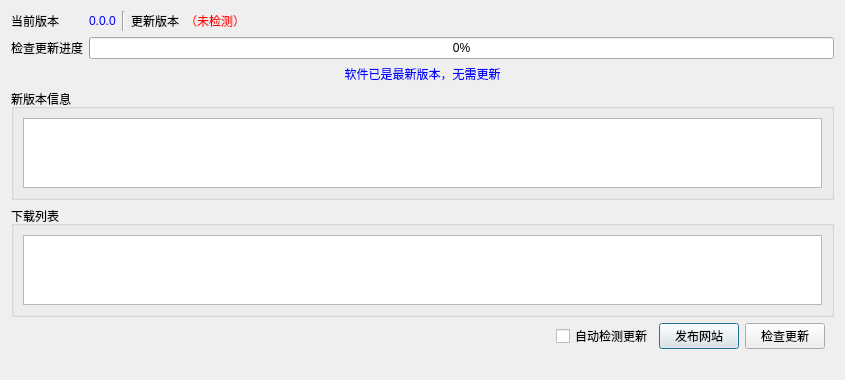
This is src/update/SAKUpdateManager.ui in x-tools-author/x-tools as Qt 5 draws it before an edit. The edited form follows.
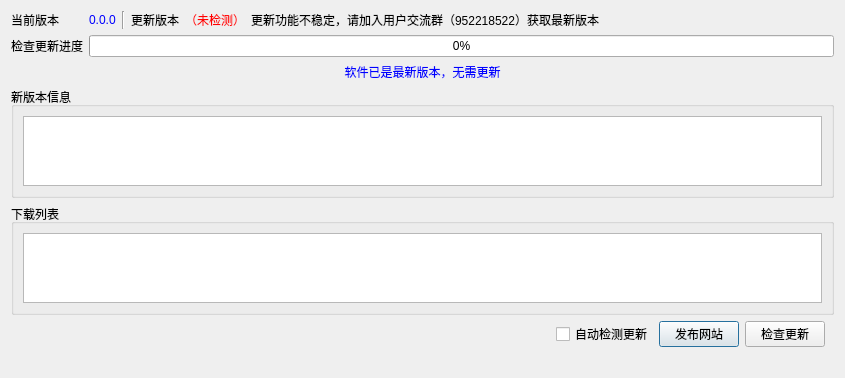
This is the edited form.

The edit to the form file:
```diff
--- a/src/update/SAKUpdateManager.ui
+++ b/src/update/SAKUpdateManager.ui
@@ -112,19 +112,6 @@
      </property>
     </widget>
    </item>
-   <item row="0" column="5">
-    <spacer name="horizontalSpacer_2">
-     <property name="orientation">
-      <enum>Qt::Horizontal</enum>
-     </property>
-     <property name="sizeHint" stdset="0">
-      <size>
-       <width>40</width>
-       <height>20</height>
-      </size>
-     </property>
-    </spacer>
-   </item>
    <item row="0" column="4">
     <widget class="QLabel" name="newVersionLabel">
      <property name="styleSheet">
@@ -208,6 +195,19 @@
      </property>
     </widget>
    </item>
+   <item row="0" column="5">
+    <widget class="QLabel" name="label_2">
+     <property name="sizePolicy">
+      <sizepolicy hsizetype="Expanding" vsizetype="Preferred">
+       <horstretch>0</horstretch>
+       <verstretch>0</verstretch>
+      </sizepolicy>
+     </property>
+     <property name="text">
+      <string>更新功能不稳定，请加入用户交流群（952218522）获取最新版本</string>
+     </property>
+    </widget>
+   </item>
   </layout>
  </widget>
  <resources/>
```
